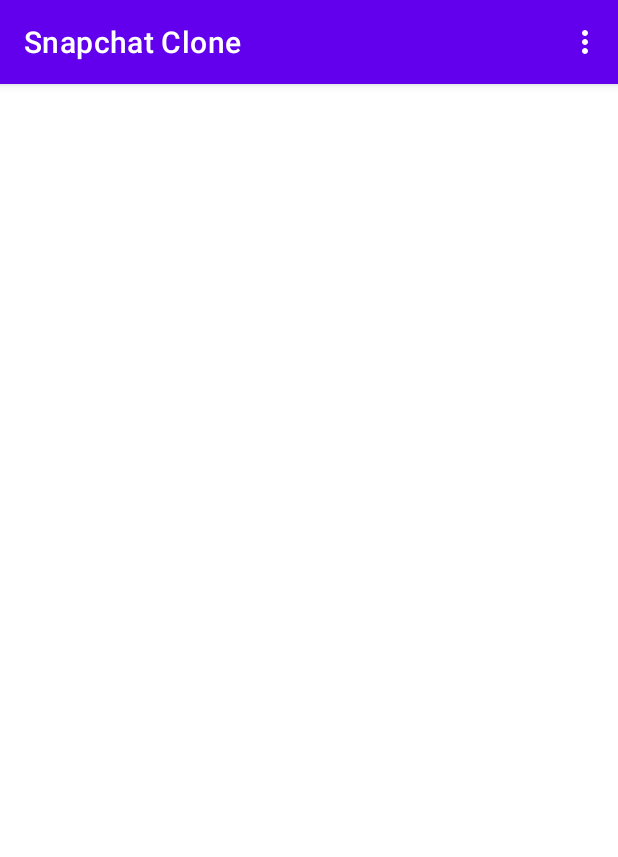
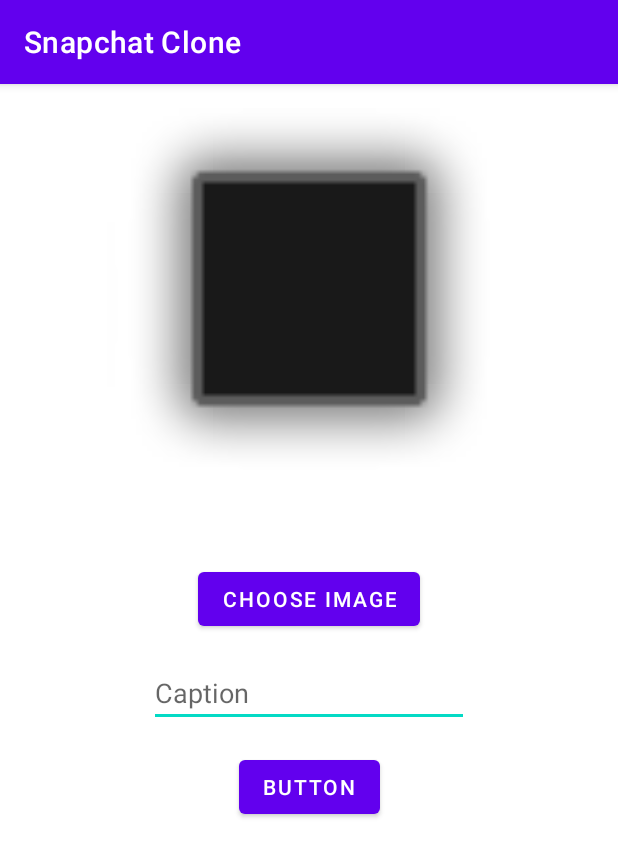
Before and after one commit to princenyamadi/Snapchat-Clone-Kotlin, an Android app: the screen it shows after launch once a user with an empty profile is signed in (SnapsActivity before the commit, CreateSnapActivity after it), in the options menu, after a tap on "Create Snap", on a phone screen of 412 x 824 dp. Shown: the top 857 px of the screen. Run offline under Robolectric (Android 15) with nearby library versions, the phone set to English and light mode, and no system bars; our stand-ins replace Firebase (no records; nobody signed in at launch, a user with empty details on screens opened directly).

Commit message:
[feat]: Added createSnap UI

```diff
--- a/app/src/main/AndroidManifest.xml
+++ b/app/src/main/AndroidManifest.xml
@@ -9,7 +9,8 @@
         android:roundIcon="@mipmap/ic_launcher_round"
         android:supportsRtl="true"
         android:theme="@style/Theme.SnapchatClone">
-        <activity android:name=".SnapsActivity"></activity>
+        <activity android:name=".CreateSnapActivity"></activity>
+        <activity android:name=".SnapsActivity" />
         <activity android:name=".MainActivity">
             <intent-filter>
                 <action android:name="android.intent.action.MAIN" />
--- /dev/null
+++ b/app/src/main/java/tech/peny/snapchatclone/CreateSnapActivity.kt
@@ -0,0 +1,17 @@
+package tech.peny.snapchatclone
+
+import androidx.appcompat.app.AppCompatActivity
+import android.os.Bundle
+import android.widget.EditText
+import android.widget.ImageView
+
+class CreateSnapActivity : AppCompatActivity() {
+
+    var createSnapImageView: ImageView? = null
+    var messageEditText: EditText? = null
+
+    override fun onCreate(savedInstanceState: Bundle?) {
+        super.onCreate(savedInstanceState)
+        setContentView(R.layout.activity_create_snap)
+    }
+}
--- a/app/src/main/java/tech/peny/snapchatclone/SnapsActivity.kt
+++ b/app/src/main/java/tech/peny/snapchatclone/SnapsActivity.kt
@@ -1,5 +1,6 @@
 package tech.peny.snapchatclone
 
+import android.content.Intent
 import androidx.appcompat.app.AppCompatActivity
 import android.os.Bundle
 import android.view.Menu
@@ -28,6 +29,8 @@ class SnapsActivity : AppCompatActivity() {
 
     override fun onOptionsItemSelected(item: MenuItem): Boolean {
         if (item?.itemId == R.id.createSnap ){
+            val intent = Intent(this, CreateSnapActivity::class.java)
+            startActivity(intent)
 
         }else if(item?.itemId == R.id.logout){
             auth.signOut()
--- /dev/null
+++ b/app/src/main/res/layout/activity_create_snap.xml
@@ -0,0 +1,54 @@
+<?xml version="1.0" encoding="utf-8"?>
+<androidx.constraintlayout.widget.ConstraintLayout xmlns:android="http://schemas.android.com/apk/res/android"
+    xmlns:app="http://schemas.android.com/apk/res-auto"
+    xmlns:tools="http://schemas.android.com/tools"
+    android:layout_width="match_parent"
+    android:layout_height="match_parent"
+    tools:context=".CreateSnapActivity">
+
+    <ImageView
+        android:id="@+id/createSnapImageView"
+        android:layout_width="301dp"
+        android:layout_height="269dp"
+        android:layout_marginTop="16dp"
+        app:layout_constraintEnd_toEndOf="parent"
+        app:layout_constraintStart_toStartOf="parent"
+        app:layout_constraintTop_toTopOf="parent"
+        app:srcCompat="@android:drawable/alert_dark_frame" />
+
+    <Button
+        android:id="@+id/chooseImageButon"
+        android:layout_width="wrap_content"
+        android:layout_height="wrap_content"
+        android:layout_marginTop="34dp"
+        android:onClick="chooseImageClicked"
+        android:text="Choose Image"
+        app:layout_constraintEnd_toEndOf="parent"
+        app:layout_constraintStart_toStartOf="parent"
+        app:layout_constraintTop_toBottomOf="@+id/createSnapImageView" />
+
+    <EditText
+        android:id="@+id/captionEditText"
+        android:layout_width="wrap_content"
+        android:layout_height="wrap_content"
+        android:layout_marginTop="16dp"
+        android:ems="10"
+        android:hint="Caption"
+        android:inputType="textPersonName"
+        app:layout_constraintEnd_toEndOf="parent"
+        app:layout_constraintHorizontal_bias="0.5"
+        app:layout_constraintStart_toStartOf="parent"
+        app:layout_constraintTop_toBottomOf="@+id/chooseImageButon" />
+
+    <Button
+        android:id="@+id/nextButton"
+        android:layout_width="wrap_content"
+        android:layout_height="wrap_content"
+        android:layout_marginTop="16dp"
+        android:onClick="nextClicked"
+        android:text="Button"
+        app:layout_constraintEnd_toEndOf="parent"
+        app:layout_constraintHorizontal_bias="0.5"
+        app:layout_constraintStart_toStartOf="parent"
+        app:layout_constraintTop_toBottomOf="@+id/captionEditText" />
+</androidx.constraintlayout.widget.ConstraintLayout>
```
